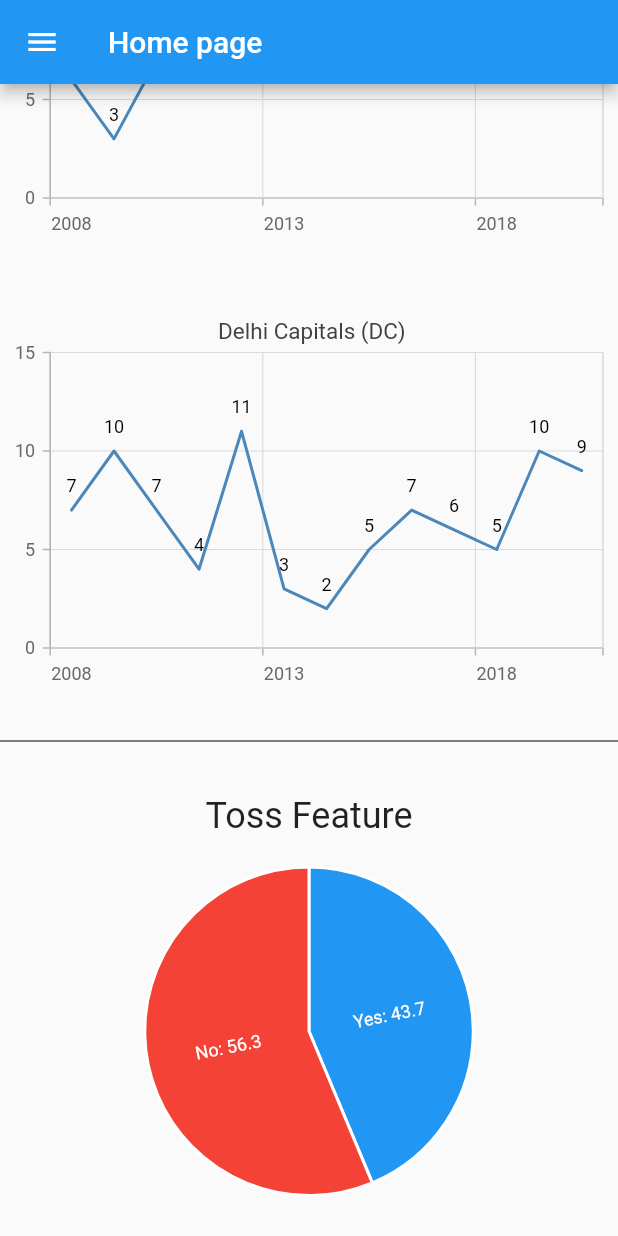
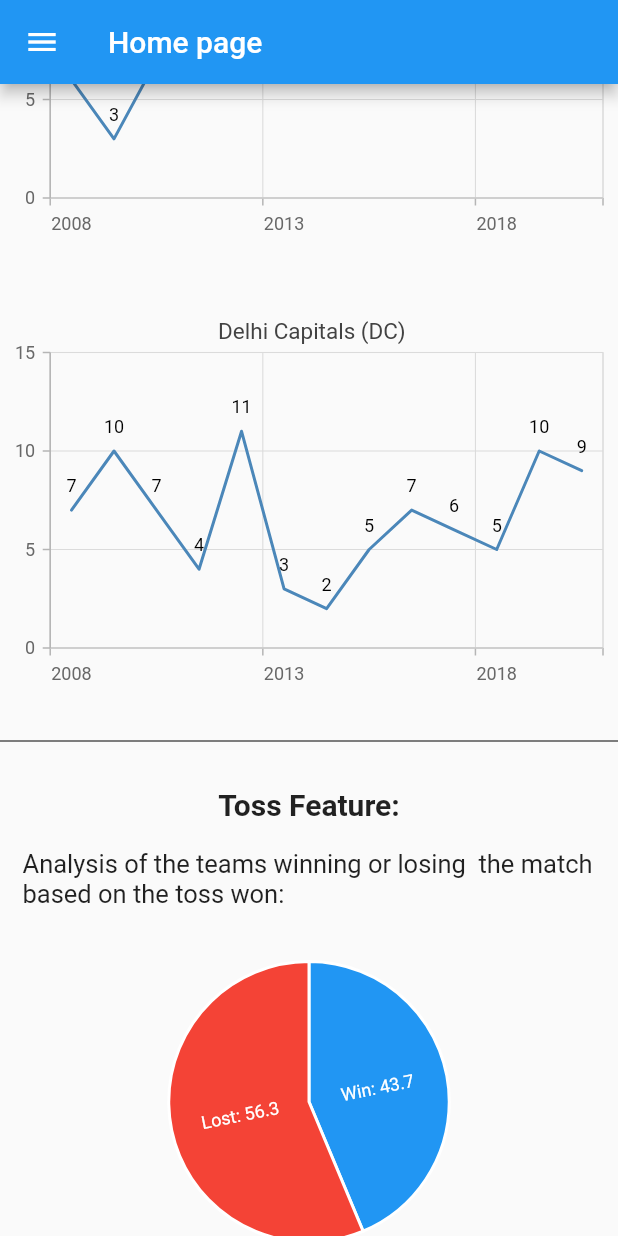
Before and after one commit to Raviipandey/CricMate, a Flutter app: the HomeScreen screen opened directly, scrolled down 1152 dp, on a phone screen of 412 x 824 dp. Run offline on Flutter 3.47's test engine with Material 2 defaults, Android fonts, the phone set to English and light mode, and no system bars; our stand-ins replace charts_flutter, cloud_firestore, firebase_auth, firebase_core, flutter_slidable and 2 more; missing offline and left inert: dart:ffi; accounts and stored records are empty; Roboto replaces fonts that are missing (Raleway).

Commit message:
bug fixes

```diff
--- a/madlab/lib/homepage.dart
+++ b/madlab/lib/homepage.dart
@@ -50,18 +50,21 @@ class _HomeScreenState extends State<HomeScreen> {
                         height: 15,
                       ),
                       CircleAvatar(
-                        backgroundImage:
-                            AssetImage("assets/images/profilepic.jpg"),
-                        maxRadius: 40,
+                        radius: 41.5,
+                        child: CircleAvatar(
+                          backgroundImage:
+                              AssetImage("assets/images/profilepic.jpg"),
+                          maxRadius: 40,
+                        ),
                       ),
                     ],
                   ),
                 ),
               ),
-              const Divider(
-                height: 0.0,
-                thickness: 2.0,
-              ),
+              // const Divider(
+              //   height: 0.0,
+              //   thickness: 2.0,
+              // ),
               ListTile(
                 title: Text(
                   'My Profile',
@@ -103,10 +106,10 @@ class _HomeScreenState extends State<HomeScreen> {
                   );
                 },
               ),
-              const Divider(
-                height: 0.0,
-                thickness: 2.0,
-              ),
+              // const Divider(
+              //   height: 0.0,
+              //   thickness: 2.0,
+              // ),
               ElevatedButton(
                 onPressed: () async {
                   await FirebaseAuth.instance.signOut();
@@ -295,8 +298,18 @@ class _HomeScreenState extends State<HomeScreen> {
               color: Colors.black,
             ),
             Text(
-              '\nToss Feature',
-              style: TextStyle(fontSize: 24),
+              '\nToss Feature:',
+              style: TextStyle(fontSize: 20, fontWeight: FontWeight.bold),
+            ),
+            SizedBox(
+              height: 3,
+            ),
+            Padding(
+              padding: const EdgeInsets.all(15.0),
+              child: Text(
+                'Analysis of the teams winning or losing  the match based on the toss won:',
+                style: TextStyle(fontSize: 17),
+              ),
             ),
             PieChartExample(),
           ]),
--- a/madlab/lib/pieChart.dart
+++ b/madlab/lib/pieChart.dart
@@ -27,8 +27,8 @@ class _PieChartExampleState extends State<PieChartExample> {
 
   // Data to render.
   final List<_CostsData> _data = [
-    const _CostsData('Yes', 43.7),
-    const _CostsData('No', 56.3),
+    const _CostsData('Win', 43.7),
+    const _CostsData('Lost', 56.3),
   ];
 
   @override
@@ -68,10 +68,10 @@ class _PieChartExampleState extends State<PieChartExample> {
                 behaviorPosition: this._titlePosition,
               ),
               // Add legend. ("Datum" means the "X-axis" of each data point.)
-              // charts.DatumLegend(
-              //   position: this._legendPosition,
-              //   desiredMaxRows: 2,
-              // ),
+              charts.DatumLegend(
+                position: this._legendPosition,
+                desiredMaxRows: 2,
+              ),
             ],
           ),
         ),
```
Also changed, not shown: madlab/lib/cricapi.dart (+12 -5 lines), madlab/lib/profilepage.dart (+8 -8 lines).
